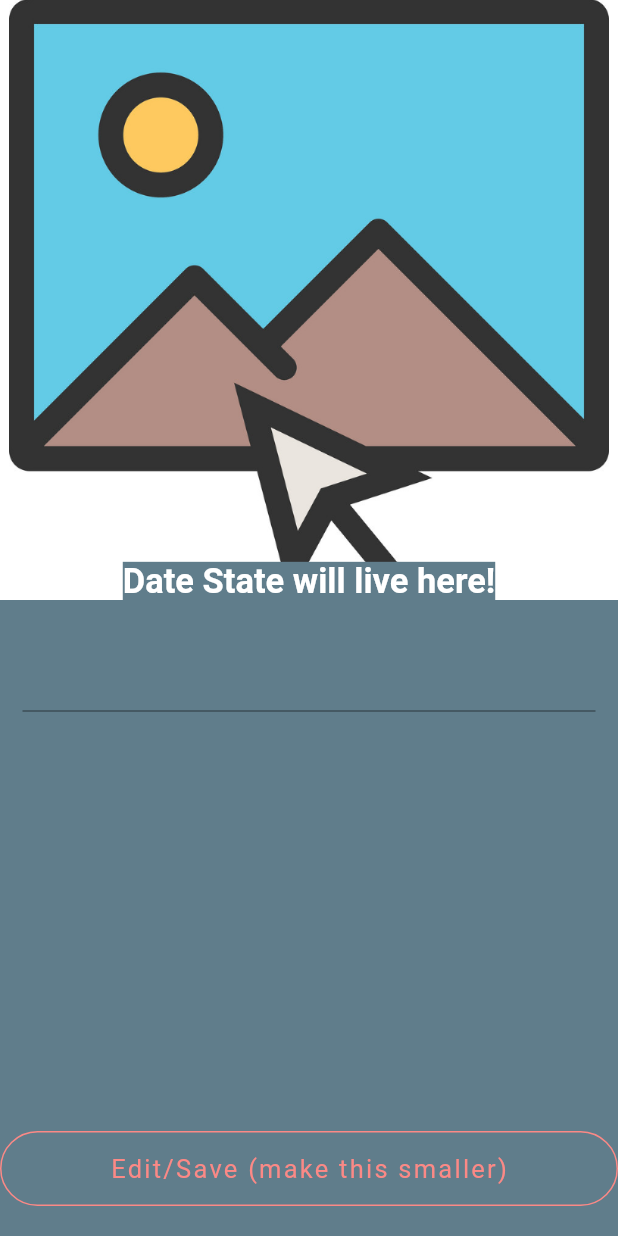
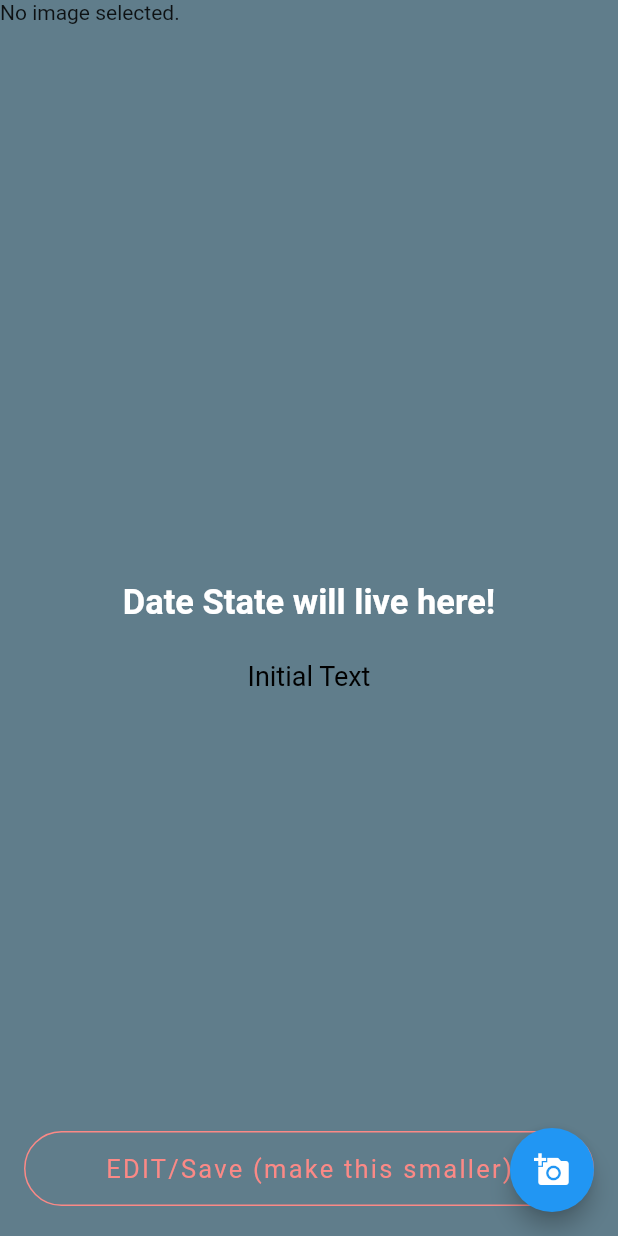
Before and after one commit to wardsquid/journal, a Flutter app: the DiaryEntryView screen opened directly, on a phone screen of 412 x 824 dp. Run offline on Flutter 3.47's test engine with Material 2 defaults, Android fonts, the phone set to English and light mode, and no system bars; our stand-ins replace firebase_auth, firebase_core, google_sign_in, image_picker; accounts and stored records are empty; Roboto replaces fonts that are missing (Poppins, Sofia).

Commit message:
Yoshi - clicking on camera button allows upload from user's gallery view with permissions
Co-authored-by: Yoshi106 <yoshi106@users.noreply.github.com>
Co-authored-by: heysivani <heysivani@users.noreply.github.com>

```diff
--- a/lib/DiaryEntryView.dart
+++ b/lib/DiaryEntryView.dart
@@ -1,5 +1,7 @@
 import 'package:flutter/material.dart';
 import 'package:flutter/services.dart';
+import 'package:image_picker/image_picker.dart';
+import 'dart:io';
 
 //import 'Choose_Login.dart';
 
@@ -8,75 +10,62 @@ class DiaryEntryView extends StatefulWidget {
   _DiaryEntryViewState createState() => _DiaryEntryViewState();
 }
 
+class _DiaryEntryViewState extends State<DiaryEntryView> {
+  bool _isEditingText = false;
+  TextEditingController _textEditingController;
+  String entryText = "Initial Text";
+  String buttonText = "EDIT/Save (make this smaller)";
 
-class _EntryTextState extends State<EntryText> {
-  final textController = TextEditingController();
+  File _image;
+  final picker = ImagePicker();
+
+  Future getImage() async {
+    final pickedFile = await picker.getImage(source: ImageSource.gallery);
+
+    setState(() {
+      if (pickedFile != null) {
+        _image = File(pickedFile.path);
+      } else {
+        print('No image selected.');
+      }
+    });
+  }
 
   @override
   void initState() {
     super.initState();
-
-    textController.addListener(_printLatestValue);
+    _textEditingController = TextEditingController(text: entryText);
   }
-
   @override
   void dispose() {
-    // Clean up the controller when the widget is removed from the widget tree.
-    // This also removes the _printLatestValue listener.
-    textController.dispose();
+    _textEditingController.dispose();
     super.dispose();
   }
 
-  _printLatestValue() {
-    print("Text field: ${textController.text}");
+  Widget _entryText() {
+    if (_isEditingText)
+      return Center(
+        child: TextField(
+          onSubmitted: (newValue){
+            setState(() {
+              entryText = newValue;
+              _isEditingText = false;
+            });
+          },
+          autofocus: true,
+          controller: _textEditingController,
+        ),
+      );
+      return Text(
+        entryText,
+        style: TextStyle(
+        color: Colors.black,
+        fontSize: 18.0,
+      ),
+    );
   }
 
-  @override
-  Widget build(BuildContext context) {
-    return TextField(
-              controller: textController,
-              onChanged: (text) {
-                print("Text field onchange: $text");
-              },
-    );
-  }
-}
 
-class EntryText extends StatefulWidget {
-  @override
-  _EntryTextState createState() => _EntryTextState();
-}
-
-class _DiaryEntryViewState extends State<DiaryEntryView> {
-  final int _numPages = 3;
-  final PageController _pageController = PageController(initialPage: 0);
-  int _currentPage = 0;
-  // String textContent = "Write an entry...";
-  // bool _isEditingText = false;
-  // TextEditingController _textEditingController;
-
-  // @override
-  // void initState() {
-  //   super.initState();
-  //   _textEditingController = TextEditingController(text: textContent);
-  // }
-
-  // @override
-  // void dispose() {
-  //   _textEditingController.dispose();
-  //   super.dispose();
-  // }
-
-  /*
-  List<Widget> _buildPageIndicator() {
-    List<Widget> list = [];
-    for (int i = 0; i < _numPages; i++) {
-      list.add(i == _currentPage ? _indicator(true) : _indicator(false));
-    }
-    return list;
-  }
-
-*/
   Widget _indicator(bool isActive) {
     return AnimatedContainer(
       duration: Duration(milliseconds: 150),
@@ -118,24 +107,18 @@ class _DiaryEntryViewState extends State<DiaryEntryView> {
             children: <Widget>[
               Container(
                 height: MediaQuery.of(context).size.height,
-                child: PageView(
-                  physics: ClampingScrollPhysics(),
-                  controller: _pageController,
-                  onPageChanged: (int page) {
-                    setState(() {
-                      _currentPage = page;
-                    });
-                  },
-                  children: <Widget>[
-                    Stack(
+                child: Stack(
                       children: <Widget>[
-                        Image(
-                          image: AssetImage(
-                              'assets/select_image.png'),
-                          height: 400.0,
-                          width: double.infinity,
-                          fit: BoxFit.cover,
-                        ),
+                        _image == null
+                        ? Text('No image selected.')
+                        : Image.file(_image),
+                        // Image(
+                        //   image: AssetImage(
+                        //       'assets/select_image.png'),
+                        //   height: 400.0,
+                        //   width: double.infinity,
+                        //   fit: BoxFit.cover,
+                        // ),
                         Container(
                           //color: Colors.blueGrey,
                           margin:
@@ -165,7 +148,6 @@ class _DiaryEntryViewState extends State<DiaryEntryView> {
                             child: Column(
                               mainAxisAlignment: MainAxisAlignment.center,
                               crossAxisAlignment: CrossAxisAlignment.center,
-
                               children: <Widget>[
                                 Text(
                                   'Date State will live here!',
@@ -175,7 +157,7 @@ class _DiaryEntryViewState extends State<DiaryEntryView> {
                                 Padding(
                                   padding: const EdgeInsets.only(
                                       left: 15.0, right: 15.0),
-                                  child: EntryText(),
+                                  child: _entryText(),
                                   // TextField(
                                   //   onChanged: (text) {
                                   //     print("First text field: $text");
@@ -196,36 +178,27 @@ class _DiaryEntryViewState extends State<DiaryEntryView> {
                             ),
                           ),
                         ),
-                      ],
-                    ),
-                  ],
-                ),
-              ),
-
-              Align(
+                        Align(
                 alignment: FractionalOffset.center,
                 child: Padding(
                   padding: const EdgeInsets.only(top: 270.0),
-                  //child: Row(
-                  //mainAxisAlignment: MainAxisAlignment.center,
-                  //children: _buildPageIndicator(),
-                  //),
                 ),
               ),
-              _currentPage != _numPages - 1
-                  ? Align(
+              Align(
                       alignment: FractionalOffset.bottomRight,
-                      //child: FlatButton(
-                          // onPressed: () {
-                          //   setState(() {
-                          //     if(_isEditingText) {
-                          //       _isEditingText = false;
-                          //       print("saved text: " + _textEditingController.text);
-                          //     } else {
-                          //       _isEditingText = true;
-                          //     }
-                          //   });
-                          //},
+                      child: FlatButton(
+                          onPressed: () {
+                            setState(() {
+                              if(_isEditingText) {
+                                // toggle view mode
+                                _isEditingText = false;
+                                // print("saved text: " + _textEditingController.text);
+                              } else {
+                                // toggle edit mode
+                                _isEditingText = true;
+                              }
+                            });
+                          },
                           child: Padding(
                             padding: const EdgeInsets.only(bottom: 20.0),
                             child: Container(
@@ -240,7 +213,7 @@ class _DiaryEntryViewState extends State<DiaryEntryView> {
                                   ),
                               child: Center(
                                   child: Text(
-                                "Edit/Save (make this smaller)",
+                                buttonText,
                                 style: TextStyle(
                                     color: Color(0xFFFB8986),
                                     fontSize: 17.0,
@@ -250,13 +223,20 @@ class _DiaryEntryViewState extends State<DiaryEntryView> {
                               )),
                             ),
                           ),
-                    )
-                  : Text(''),
-              //*/
-            ],
+                         )
+                        )
+                      ],
+                    ),
+                  ),
+                ],
+              ),
           ),
         ),
+        floatingActionButton: FloatingActionButton(
+        onPressed: getImage,
+        tooltip: 'Pick Image',
+        child: Icon(Icons.add_a_photo),
       ),
-    );
+      );
   }
 }
--- a/pubspec.yaml
+++ b/pubspec.yaml
@@ -23,6 +23,7 @@ environment:
 dependencies:
   flutter:
     sdk: flutter
+  image_picker: ^0.6.7+14
 
   # The following adds the Cupertino Icons font to your application.
   # Use with the CupertinoIcons class for iOS style icons.
```
Also changed, not shown: pubspec.lock.
